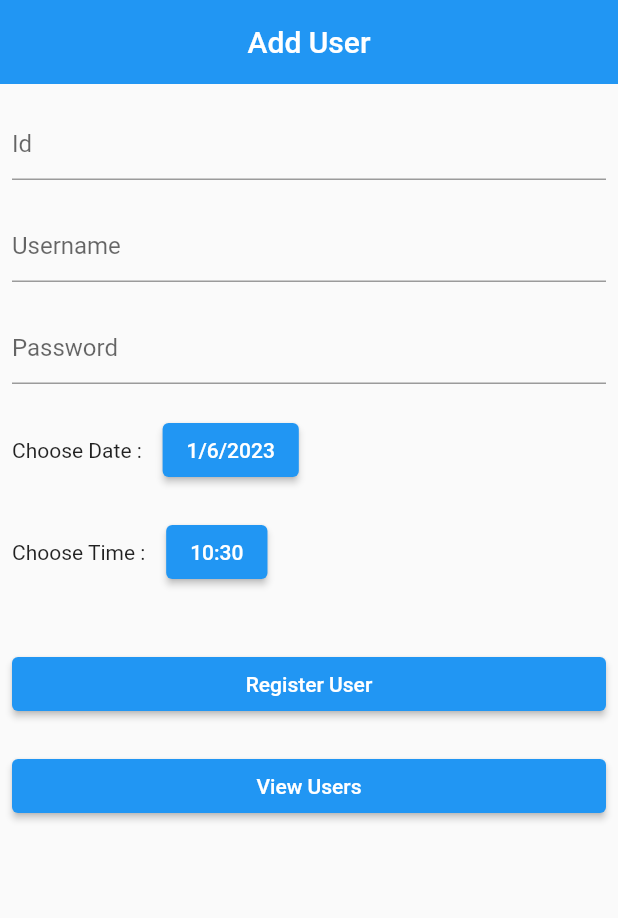
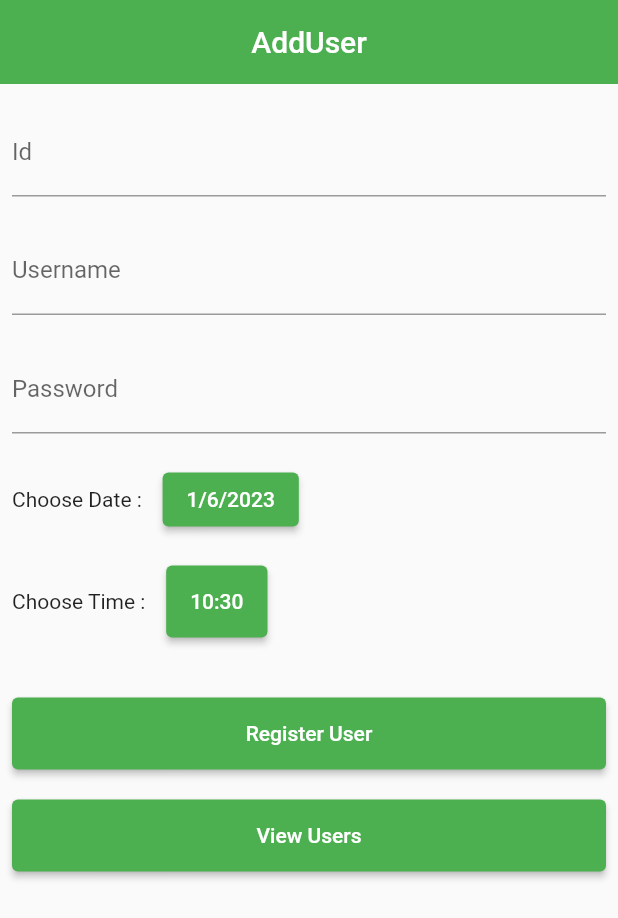
Before and after one commit to aditi002/date-and-time-di, a Flutter app: the screen it shows after launch, on a phone screen of 412 x 824 dp. Shown: the top 918 px of the screen. Run offline on Flutter 3.47's test engine with Material 2 defaults, Android fonts, the phone set to English and light mode, and no system bars; our stand-ins replace get_it.

Commit message:
updated date and time di

```diff
--- a/lib/view/add_user_view.dart
+++ b/lib/view/add_user_view.dart
@@ -5,14 +5,13 @@ import '../model/user.dart';
 import '../repository/user_repository.dart';
 
 class AddUserView extends StatefulWidget {
-  const AddUserView({super.key});
+  const AddUserView({Key? key}) : super(key: key);
 
   @override
   State<AddUserView> createState() => _AddUserViewState();
 }
 
 class _AddUserViewState extends State<AddUserView> {
-
   final gap = const SizedBox(height: 20);
   var name = '';
   var password = '';
@@ -25,9 +24,10 @@ class _AddUserViewState extends State<AddUserView> {
   Widget build(BuildContext context) {
     return Scaffold(
       appBar: AppBar(
-          title: const Text('Add User'),
+        title: const Text('AddUser'),
         centerTitle: true,
         elevation: 0,
+        backgroundColor: Colors.green,
       ),
       body: SingleChildScrollView(
         child: Padding(
@@ -39,8 +39,9 @@ class _AddUserViewState extends State<AddUserView> {
                 onChanged: (text) {
                   id = text;
                 },
-                  decoration: const InputDecoration(
-                    hintText: 'Id',
+                decoration: InputDecoration(
+                  labelText: 'Id',
+                  fillColor: Colors.grey[200],
                 ),
               ),
               gap,
@@ -48,8 +49,9 @@ class _AddUserViewState extends State<AddUserView> {
                 onChanged: (text) {
                   name = text;
                 },
-                  decoration: const InputDecoration(
-                    hintText: 'Username',
+                decoration: InputDecoration(
+                  labelText: 'Username',
+                  fillColor: Colors.grey[200],
                 ),
               ),
               gap,
@@ -57,8 +59,9 @@ class _AddUserViewState extends State<AddUserView> {
                 onChanged: (text) {
                   password = text;
                 },
-                  decoration: const InputDecoration(
-                    hintText: 'Password',
+                decoration: InputDecoration(
+                  labelText: 'Password',
+                  fillColor: Colors.grey[200],
                 ),
               ),
               gap,
@@ -79,6 +82,9 @@ class _AddUserViewState extends State<AddUserView> {
                         });
                       }
                     },
+                    style: ButtonStyle(
+                      backgroundColor: MaterialStateProperty.all(Colors.green),
+                    ),
                     child: Text('${date!.day}/${date!.month}/${date!.year}'),
                   ),
                 ],
@@ -90,13 +96,19 @@ class _AddUserViewState extends State<AddUserView> {
                   ElevatedButton(
                     onPressed: () async {
                       TimeOfDay? newTime = await showTimePicker(
-                            context: context, initialTime: time!);
+                        context: context,
+                        initialTime: time!,
+                      );
                       if (newTime != null) {
                         setState(() {
                           time = newTime;
                         });
                       }
                     },
+                    style: ButtonStyle(
+                      padding: MaterialStateProperty.all(const EdgeInsets.all(16.0)),
+                      backgroundColor: MaterialStateProperty.all(Colors.green),
+                    ),
                     child: Text('${time!.hour}:${time!.minute}'),
                   ),
                 ],
@@ -107,10 +119,13 @@ class _AddUserViewState extends State<AddUserView> {
                 width: double.infinity,
                 child: ElevatedButton(
                   onPressed: () {
-                      User user =
-                          User(id: id, name: name, date: date, time: time);
+                    User user = User(id: id, name: name, date: date, time: time);
                     getIt<UserRepository>().addUser(user);
                   },
+                  style: ButtonStyle(
+                    padding: MaterialStateProperty.all(const EdgeInsets.all(16.0)),
+                    backgroundColor: MaterialStateProperty.all(Colors.green),
+                  ),
                   child: const Text('Register User'),
                 ),
               ),
@@ -121,12 +136,17 @@ class _AddUserViewState extends State<AddUserView> {
                   onPressed: () {
                     Navigator.pushNamed(context, '/viewUser');
                   },
+                  style: ButtonStyle(
+                    padding: MaterialStateProperty.all(const EdgeInsets.all(16.0)),
+                    backgroundColor: MaterialStateProperty.all(Colors.green),
+                  ),
                   child: const Text('View Users'),
                 ),
               ),
             ],
           ),
         ),
-        ));
+      ),
+    );
   }
 }
--- a/lib/view/display_user.dart
+++ b/lib/view/display_user.dart
@@ -20,13 +20,14 @@ class _DisplayUserViewState extends State<DisplayUserView> {
         title: const Text("View Users"),
         centerTitle: true,
         elevation: 4,
+        backgroundColor: Colors.green,
       ),
       body: ListView.builder(
           itemCount: lstUsers.length,
           itemBuilder: (context, index) {
             return GestureDetector(
               child: Container(
-                color: Colors.blue,
+                color: Colors.green,
                 height: 150,
                 width: double.infinity,
                 child: Card(
```
Lines whose indentation alone changed are shown as unchanged.
